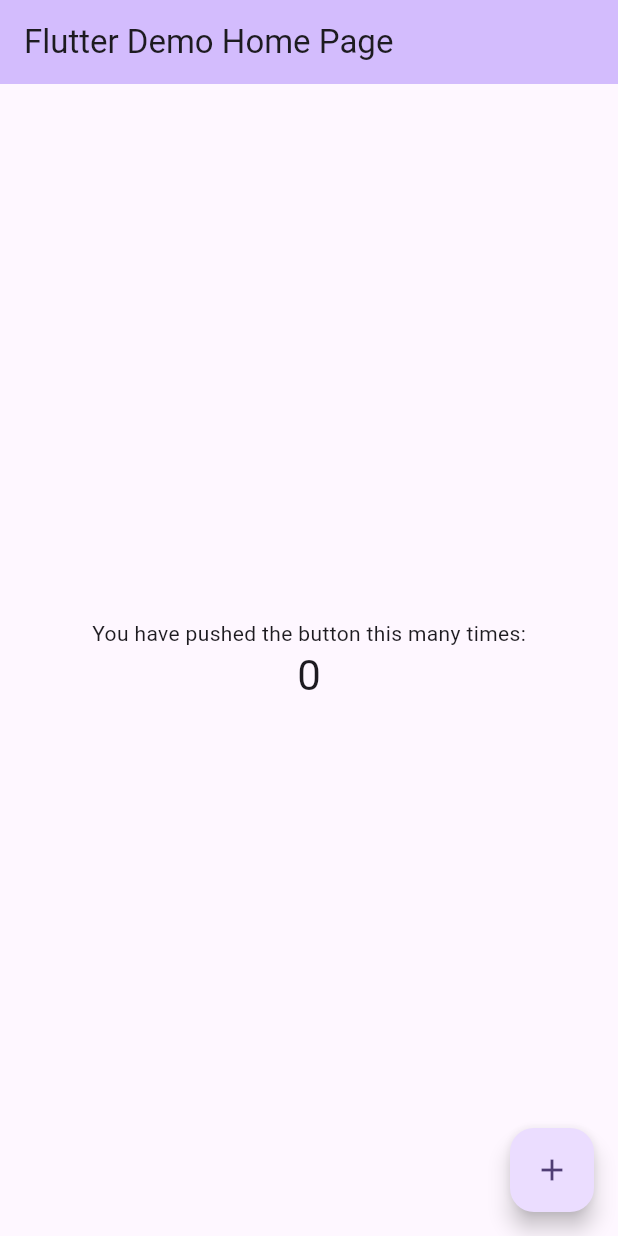
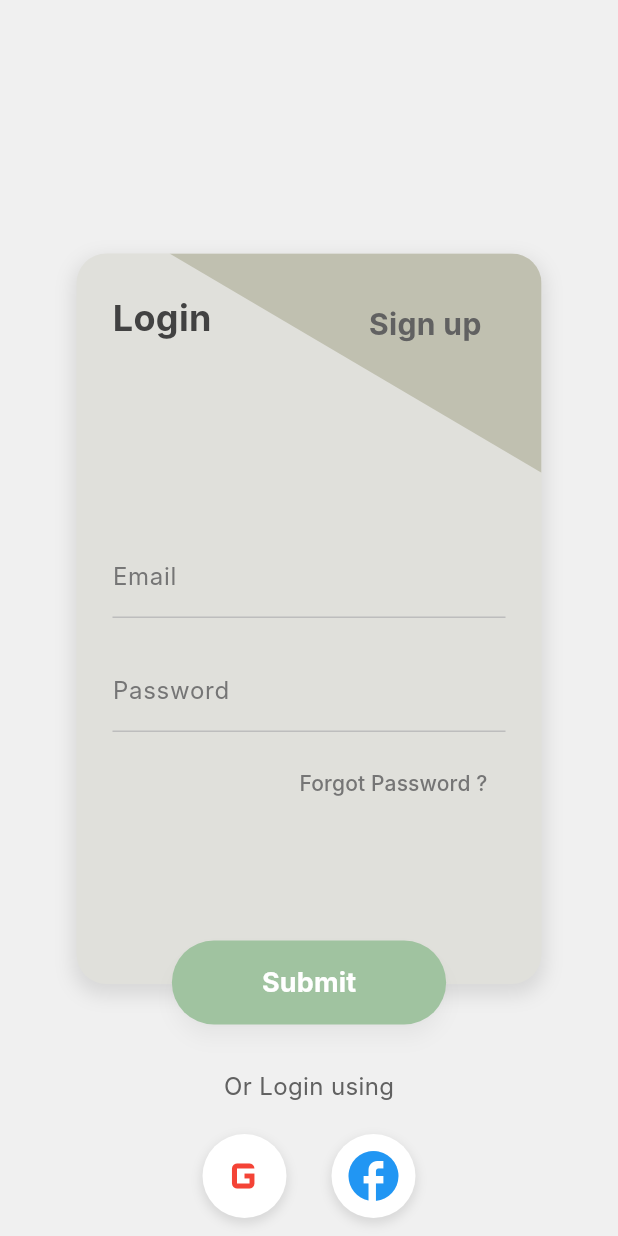
Before and after one commit to V1shalK/Student_Utility_App, a Flutter app: the screen it shows after launch, on a phone screen of 412 x 824 dp. Run offline on Flutter 3.47's test engine with Material 3 defaults, Android fonts, the phone set to English and light mode, and no system bars; network calls fail; Roboto replaces fonts that are missing (DancingScript, Inter).

Commit message:
added Login/Signup page and changed main

```diff
--- /dev/null
+++ b/lib/Login_Signup.dart
@@ -0,0 +1,334 @@
+import 'package:flutter/material.dart';
+
+class LoginPage extends StatefulWidget {
+  const LoginPage({super.key});
+
+  @override
+  State<LoginPage> createState() => _LoginPageState();
+}
+
+class _LoginPageState extends State<LoginPage> {
+  final TextEditingController _emailController = TextEditingController();
+  final TextEditingController _passwordController = TextEditingController();
+  final TextEditingController _nameController = TextEditingController();
+
+  bool _isLogin = true;
+
+  @override
+  void dispose() {
+    _emailController.dispose();
+    _passwordController.dispose();
+    _nameController.dispose();
+    super.dispose();
+  }
+
+  void _toggleForm() {
+    setState(() {
+      _isLogin = !_isLogin;
+      _emailController.clear();
+      _passwordController.clear();
+      _nameController.clear();
+    });
+  }
+
+  @override
+  Widget build(BuildContext context) {
+    const double estimatedButtonHeight = 54.0;
+    const double buttonOverlap = estimatedButtonHeight / 2;
+
+    return Scaffold(
+      backgroundColor: const Color(0xFFF0F0F0),
+      body: SingleChildScrollView(
+        child: Column(
+          children: [
+            Container(
+              padding: const EdgeInsets.only(top: 60.0, bottom: 40.0),
+              alignment: Alignment.center,
+              child: const Text(
+                'blah blah',
+                style: TextStyle(
+                  fontFamily: 'DancingScript',
+                  fontSize: 48,
+                  fontWeight: FontWeight.bold,
+                  color: Color(0xA9A59F),
+                ),
+              ),
+            ),
+            Stack(
+              clipBehavior: Clip.none,
+              alignment: Alignment.bottomCenter,
+              children: [
+                Container(
+                  margin: const EdgeInsets.symmetric(horizontal: 24.0),
+                  width: 310,
+                  height: 487,
+                  decoration: BoxDecoration(
+                    color: const Color(0xFFE0E0DB),
+                    borderRadius: BorderRadius.circular(20.0),
+                    boxShadow: [
+                      BoxShadow(
+                        color: Colors.black.withOpacity(0.1),
+                        spreadRadius: 2,
+                        blurRadius: 10,
+                        offset: const Offset(0, 5),
+                      ),
+                    ],
+                  ),
+                  child: ClipRRect(
+                    borderRadius: BorderRadius.circular(20.0),
+                    child: CustomPaint(
+                      painter: _LoginSignupPainter(isLogin: _isLogin),
+                      child: Padding(
+                        padding: const EdgeInsets.all(24.0),
+                        child: Column(
+                          crossAxisAlignment: CrossAxisAlignment.start,
+                          children: [
+                            Row(
+                              children: [
+                                Expanded(
+                                  child: GestureDetector(
+                                    onTap: () {
+                                      if (!_isLogin) {
+                                        _toggleForm();
+                                      }
+                                    },
+                                    child: Text(
+                                      'Login',
+                                      style: TextStyle(
+                                        fontSize: 24,
+                                        fontWeight: FontWeight.bold,
+                                        color: _isLogin ? Colors.grey[800] : Colors.grey[500],
+                                      ),
+                                    ),
+                                  ),
+                                ),
+                                GestureDetector(
+                                  onTap: () {
+                                    if (_isLogin) {
+                                      _toggleForm();
+                                    }
+                                  },
+                                  child: Container(
+                                    alignment: Alignment.topRight,
+                                    padding: const EdgeInsets.only(right: 16.0, top: 8.0),
+                                    child: Text(
+                                      'Sign up',
+                                      style: TextStyle(
+                                        fontSize: 20,
+                                        fontWeight: FontWeight.bold,
+                                        color: _isLogin ? Colors.grey[700] : Colors.grey[800],
+                                      ),
+                                    ),
+                                  ),
+                                ),
+                              ],
+                            ),
+                            const SizedBox(height: 126.0),
+                            if (!_isLogin) ...[
+                              TextField(
+                                controller: _nameController,
+                                decoration: InputDecoration(
+                                  labelText: 'Name',
+                                  labelStyle: TextStyle(color: Colors.grey[600]),
+                                  enabledBorder: UnderlineInputBorder(
+                                    borderSide: BorderSide(color: Colors.grey[400]!),
+                                  ),
+                                  focusedBorder: UnderlineInputBorder(
+                                    borderSide: BorderSide(color: Colors.grey[600]!),
+                                  ),
+                                ),
+                                keyboardType: TextInputType.text,
+                              ),
+                              const SizedBox(height: 20.0),
+                            ],
+                            TextField(
+                              controller: _emailController,
+                              decoration: InputDecoration(
+                                labelText: 'Email',
+                                labelStyle: TextStyle(color: Colors.grey[600]),
+                                enabledBorder: UnderlineInputBorder(
+                                  borderSide: BorderSide(color: Colors.grey[400]!),
+                                ),
+                                focusedBorder: UnderlineInputBorder(
+                                  borderSide: BorderSide(color: Colors.grey[600]!),
+                                ),
+                              ),
+                              keyboardType: TextInputType.emailAddress,
+                            ),
+                            const SizedBox(height: 20.0),
+                            TextField(
+                              controller: _passwordController,
+                              decoration: InputDecoration(
+                                labelText: 'Password',
+                                labelStyle: TextStyle(color: Colors.grey[600]),
+                                enabledBorder: UnderlineInputBorder(
+                                  borderSide: BorderSide(color: Colors.grey[400]!),
+                                ),
+                                focusedBorder: UnderlineInputBorder(
+                                  borderSide: BorderSide(color: Colors.grey[600]!),
+                                ),
+                              ),
+                              obscureText: true,
+                            ),
+                            const SizedBox(height: 10.0),
+                            if (_isLogin)
+                              Align(
+                                alignment: Alignment.centerRight,
+                                child: TextButton(
+                                  onPressed: () {
+                                    print('Forgot Password? tapped');
+                                  },
+                                  child: Text(
+                                    'Forgot Password ?',
+                                    style: TextStyle(
+                                      color: Colors.grey[600],
+                                      fontSize: 14,
+                                    ),
+                                  ),
+                                ),
+                              ),
+                          ],
+                        ),
+                      ),
+                    ),
+                  ),
+                ),
+                Positioned(
+                  bottom: -buttonOverlap,
+                  left: 0,
+                  right: 0,
+                  child: Center(
+                    child: ElevatedButton(
+                      onPressed: () {
+                        if (_isLogin) {
+                          print('Login button pressed');
+                          print('Email: ${_emailController.text}');
+                          print('Password: ${_passwordController.text}');
+                        } else {
+                          print('Sign Up button pressed');
+                          print('Name: ${_nameController.text}');
+                          print('Email: ${_emailController.text}');
+                          print('Password: ${_passwordController.text}');
+                        }
+                      },
+                      style: ElevatedButton.styleFrom(
+                        backgroundColor: const Color(0xFFA0C3A0),
+                        foregroundColor: Colors.white,
+                        padding: const EdgeInsets.symmetric(horizontal: 60, vertical: 15),
+                        shape: RoundedRectangleBorder(
+                          borderRadius: BorderRadius.circular(30.0),
+                        ),
+                        elevation: 5,
+                        shadowColor: Colors.black.withOpacity(0.2),
+                      ),
+                      child: Text(
+                        _isLogin ? 'Submit' : 'Sign Up',
+                        style: const TextStyle(
+                          fontSize: 18,
+                          fontWeight: FontWeight.bold,
+                        ),
+                      ),
+                    ),
+                  ),
+                ),
+              ],
+            ),
+            const SizedBox(height: buttonOverlap + 30.0),
+            if (_isLogin)
+              Text(
+                'Or Login using',
+                style: TextStyle(
+                  color: Colors.grey[700],
+                  fontSize: 16,
+                ),
+              ),
+            const SizedBox(height: 20.0),
+            if (_isLogin)
+              Row(
+                mainAxisAlignment: MainAxisAlignment.center,
+                children: [
+                  _buildSocialIcon(
+                    'https://upload.wikimedia.org/wikipedia/commons/thumb/c/c1/Google_%22G%22_logo.svg/2048px-Google_%22G%22_logo.svg.png',
+                    Icons.g_mobiledata,
+                    Colors.red,
+                  ),
+                  const SizedBox(width: 30.0),
+                  _buildSocialIcon(
+                    'https://upload.wikimedia.org/wikipedia/commons/thumb/b/b8/2021_Facebook_icon.svg/2048px-2021_Facebook_icon.svg.png',
+                    Icons.facebook,
+                    Colors.blue,
+                  ),
+                ],
+              ),
+            const SizedBox(height: 40.0),
+          ],
+        ),
+      ),
+    );
+  }
+
+  Widget _buildSocialIcon(String url, IconData fallbackIcon, Color fallbackColor) {
+    return GestureDetector(
+      onTap: () {
+        print('Social login tapped');
+      },
+      child: Container(
+        padding: const EdgeInsets.all(8.0),
+        decoration: BoxDecoration(
+          color: Colors.white,
+          shape: BoxShape.circle,
+          boxShadow: [
+            BoxShadow(
+              color: Colors.black.withOpacity(0.1),
+              spreadRadius: 1,
+              blurRadius: 5,
+              offset: const Offset(0, 3),
+            ),
+          ],
+        ),
+        child: Image.network(
+          url,
+          width: 40,
+          height: 40,
+          errorBuilder: (context, error, stackTrace) =>
+              Icon(fallbackIcon, size: 40, color: fallbackColor),
+        ),
+      ),
+    );
+  }
+}
+
+class _LoginSignupPainter extends CustomPainter {
+  final bool isLogin;
+
+  _LoginSignupPainter({required this.isLogin});
+
+  @override
+  void paint(Canvas canvas, Size size) {
+    final paint = Paint()
+      ..color = const Color(0xFFC0C0B0)
+      ..style = PaintingStyle.fill;
+
+    final path = Path();
+
+    if (isLogin) {
+      path.moveTo(size.width * 0.5, 0);
+      path.lineTo(size.width, 0);
+      path.lineTo(size.width, size.height * 0.3);
+      path.lineTo(size.width * 0.2, 0);
+    } else {
+      path.moveTo(size.width * 0.5, 0);
+      path.lineTo(0, 0);
+      path.lineTo(0, size.height * 0.3);
+      path.lineTo(size.width * 0.8, 0);
+    }
+    path.close();
+
+    canvas.drawPath(path, paint);
+  }
+
+  @override
+  bool shouldRepaint(covariant CustomPainter oldDelegate) {
+    return oldDelegate is _LoginSignupPainter && oldDelegate.isLogin != isLogin;
+  }
+}
--- a/lib/main.dart
+++ b/lib/main.dart
@@ -1,4 +1,5 @@
 import 'package:flutter/material.dart';
+import 'login_signup.dart'; // Import the login/signup UI
 
 void main() {
   runApp(const MyApp());
@@ -7,116 +8,16 @@ void main() {
 class MyApp extends StatelessWidget {
   const MyApp({super.key});
 
-  // This widget is the root of your application.
   @override
   Widget build(BuildContext context) {
     return MaterialApp(
-      title: 'Flutter Demo',
+      title: 'Login UI',
+      debugShowCheckedModeBanner: false,
       theme: ThemeData(
-        // This is the theme of your application.
-        //
-        // TRY THIS: Try running your application with "flutter run". You'll see
-        // the application has a purple toolbar. Then, without quitting the app,
-        // try changing the seedColor in the colorScheme below to Colors.green
-        // and then invoke "hot reload" (save your changes or press the "hot
-        // reload" button in a Flutter-supported IDE, or press "r" if you used
-        // the command line to start the app).
-        //
-        // Notice that the counter didn't reset back to zero; the application
-        // state is not lost during the reload. To reset the state, use hot
-        // restart instead.
-        //
-        // This works for code too, not just values: Most code changes can be
-        // tested with just a hot reload.
-        colorScheme: ColorScheme.fromSeed(seedColor: Colors.deepPurple),
+        primarySwatch: Colors.blue,
+        fontFamily: 'Inter',
       ),
-      home: const MyHomePage(title: 'Flutter Demo Home Page'),
+      home: const LoginPage(), // Starts with your custom login/signup screen
     );
   }
 }
-
-class MyHomePage extends StatefulWidget {
-  const MyHomePage({super.key, required this.title});
-
-  // This widget is the home page of your application. It is stateful, meaning
-  // that it has a State object (defined below) that contains fields that affect
-  // how it looks.
-
-  // This class is the configuration for the state. It holds the values (in this
-  // case the title) provided by the parent (in this case the App widget) and
-  // used by the build method of the State. Fields in a Widget subclass are
-  // always marked "final".
-
-  final String title;
-
-  @override
-  State<MyHomePage> createState() => _MyHomePageState();
-}
-
-class _MyHomePageState extends State<MyHomePage> {
-  int _counter = 0;
-
-  void _incrementCounter() {
-    setState(() {
-      // This call to setState tells the Flutter framework that something has
-      // changed in this State, which causes it to rerun the build method below
-      // so that the display can reflect the updated values. If we changed
-      // _counter without calling setState(), then the build method would not be
-      // called again, and so nothing would appear to happen.
-      _counter++;
-    });
-  }
-
-  @override
-  Widget build(BuildContext context) {
-    // This method is rerun every time setState is called, for instance as done
-    // by the _incrementCounter method above.
-    //
-    // The Flutter framework has been optimized to make rerunning build methods
-    // fast, so that you can just rebuild anything that needs updating rather
-    // than having to individually change instances of widgets.
-    return Scaffold(
-      appBar: AppBar(
-        // TRY THIS: Try changing the color here to a specific color (to
-        // Colors.amber, perhaps?) and trigger a hot reload to see the AppBar
-        // change color while the other colors stay the same.
-        backgroundColor: Theme.of(context).colorScheme.inversePrimary,
-        // Here we take the value from the MyHomePage object that was created by
-        // the App.build method, and use it to set our appbar title.
-        title: Text(widget.title),
-      ),
-      body: Center(
-        // Center is a layout widget. It takes a single child and positions it
-        // in the middle of the parent.
-        child: Column(
-          // Column is also a layout widget. It takes a list of children and
-          // arranges them vertically. By default, it sizes itself to fit its
-          // children horizontally, and tries to be as tall as its parent.
-          //
-          // Column has various properties to control how it sizes itself and
-          // how it positions its children. Here we use mainAxisAlignment to
-          // center the children vertically; the main axis here is the vertical
-          // axis because Columns are vertical (the cross axis would be
-          // horizontal).
-          //
-          // TRY THIS: Invoke "debug painting" (choose the "Toggle Debug Paint"
-          // action in the IDE, or press "p" in the console), to see the
-          // wireframe for each widget.
-          mainAxisAlignment: MainAxisAlignment.center,
-          children: <Widget>[
-            const Text('You have pushed the button this many times:'),
-            Text(
-              '$_counter',
-              style: Theme.of(context).textTheme.headlineMedium,
-            ),
-          ],
-        ),
-      ),
-      floatingActionButton: FloatingActionButton(
-        onPressed: _incrementCounter,
-        tooltip: 'Increment',
-        child: const Icon(Icons.add),
-      ), // This trailing comma makes auto-formatting nicer for build methods.
-    );
-  }
-}
```
